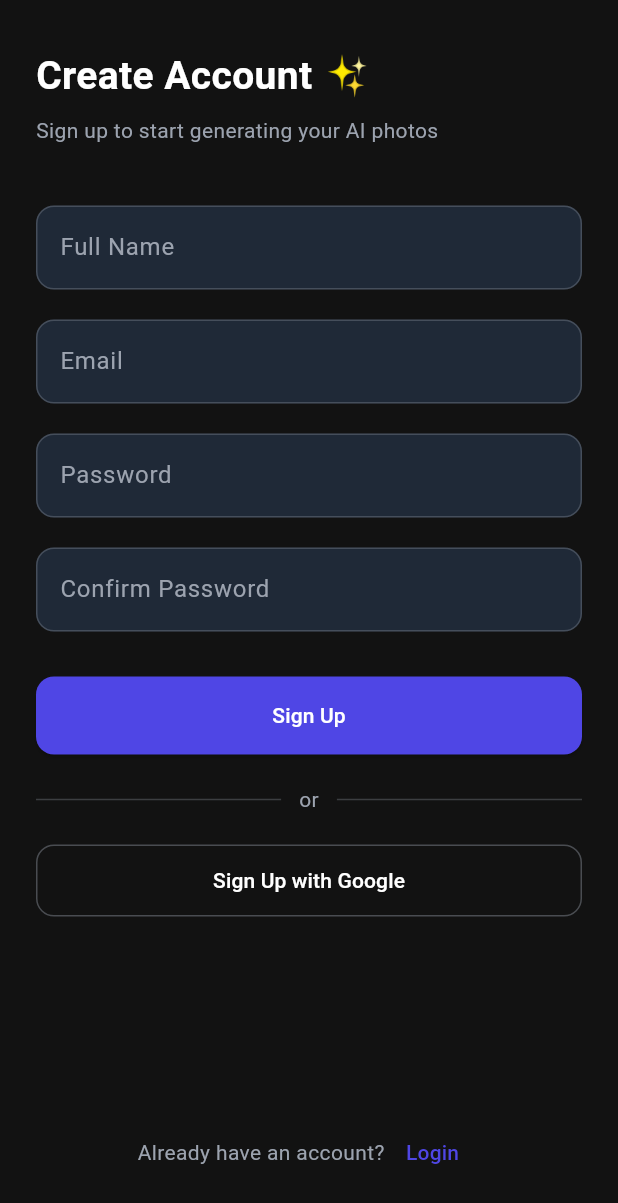
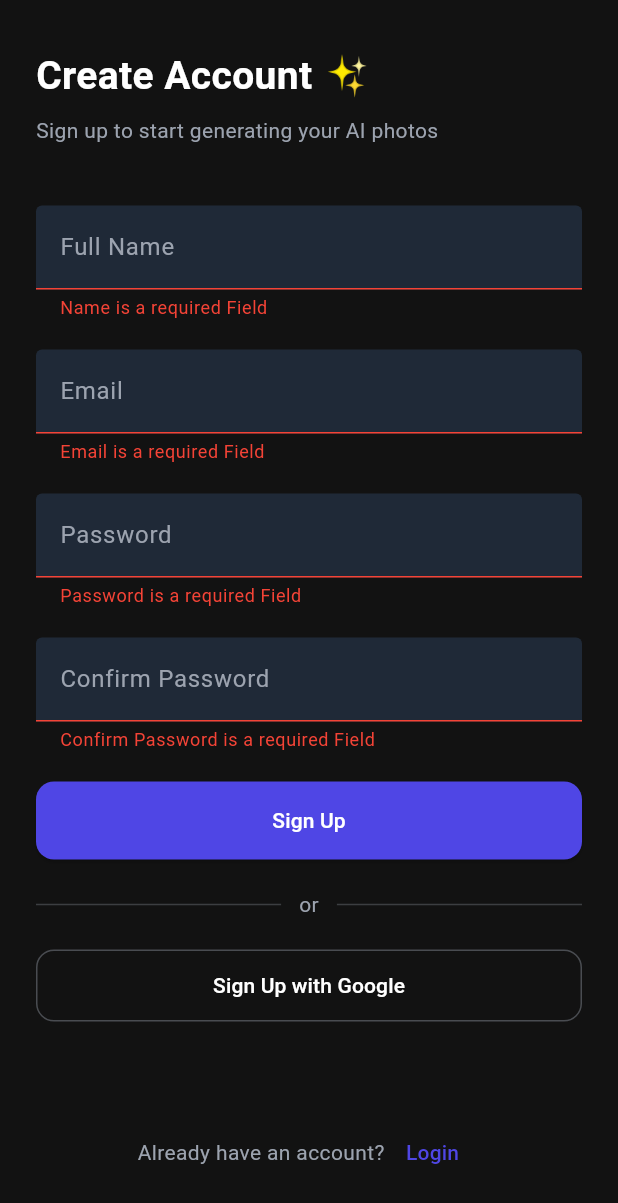
Before and after one commit to crindalwalt/smile.ai, a Flutter app: the RegisterScreen screen opened directly, after a tap on "Sign Up", on a phone screen of 412 x 824 dp. Shown: the top 1203 px of the screen. Run offline on Flutter 3.47's test engine with Material 3 defaults, Android fonts, the phone set to English and light mode, and no system bars; our stand-ins replace email_validator, firebase_core, google_fonts; accounts and stored records are empty.

Commit message:
register form handling done

```diff
--- a/lib/main.dart
+++ b/lib/main.dart
@@ -1,3 +1,4 @@
+import 'package:firebase_core/firebase_core.dart';
 import 'package:flutter/material.dart';
 import 'package:provider/provider.dart';
 import 'package:smile_ai/providers/authentication_provider.dart';
@@ -6,6 +7,8 @@ import 'package:smile_ai/views/pages/onboarding.dart';
 import 'package:smile_ai/views/theme/primary_theme.dart';
 
 void main() {
+  WidgetsFlutterBinding.ensureInitialized();
+  Firebase.initializeApp();
   runApp(SmileAi());
 }
 
--- a/lib/providers/authentication_provider.dart
+++ b/lib/providers/authentication_provider.dart
@@ -1,6 +1,12 @@
 import 'package:flutter/material.dart';
 
 class AuthenticationProvider extends ChangeNotifier {
+  //method for register
+  void registerAccount({required String name, required String email,required String password}){
+    print("registering request is in progress");
+
+
+  }
   // method for login
   void loginToAccount({required String email, required String password}) {
     print("data has been reached to the provider");
--- a/lib/views/pages/register.dart
+++ b/lib/views/pages/register.dart
@@ -1,8 +1,37 @@
+import 'package:email_validator/email_validator.dart';
 import 'package:flutter/material.dart';
 import 'package:smile_ai/views/pages/login.dart';
 
 class RegisterScreen extends StatelessWidget {
-  const RegisterScreen({super.key});
+  final _formKey = GlobalKey<FormState>();
+  RegisterScreen({super.key});
+  TextEditingController _nameController = TextEditingController();
+  TextEditingController _emailController = TextEditingController();
+  TextEditingController _passwordController = TextEditingController();
+  TextEditingController _confirmPasswordController = TextEditingController();
+  void onRegister({required BuildContext context}) {
+    print("signup button is pressed ...");
+    if (_formKey.currentState!.validate()) {
+      print("form request is validated ...");
+      final nameValue = _nameController.text;
+      final emailValue = _emailController.text;
+      final passwordValue = _passwordController.text;
+      final confirmPasswordValue = _confirmPasswordController.text;
+
+      print("Here is the data from the Signup form");
+      print("✅ Name : $nameValue");
+      print("✅ Email : $emailValue");
+      print("✅ Password : $passwordValue");
+      print("✅ Confirm Password : $confirmPasswordValue");
+
+      // showing snackbar
+      ScaffoldMessenger.of(
+        context,
+      ).showSnackBar(SnackBar(content: Text("Creating your account")));
+    } else {
+      print("form request is bounced ...");
+    }
+  }
 
   @override
   Widget build(BuildContext context) {
@@ -11,6 +40,8 @@ class RegisterScreen extends StatelessWidget {
     return Scaffold(
       backgroundColor: colors.background,
       body: SafeArea(
+        child: Form(
+          key: _formKey,
           child: Padding(
             padding: const EdgeInsets.symmetric(horizontal: 24, vertical: 32),
             child: Column(
@@ -28,16 +59,20 @@ class RegisterScreen extends StatelessWidget {
                 const SizedBox(height: 8),
                 Text(
                   "Sign up to start generating your AI photos",
-                style: TextStyle(
-                  fontSize: 14,
-                  color: colors.secondary,
-                ),
+                  style: TextStyle(fontSize: 14, color: colors.secondary),
                 ),
 
                 const SizedBox(height: 40),
 
                 // Name Field
                 TextFormField(
+                  controller: _nameController,
+                  validator: (value) {
+                    if (value == null || value.isEmpty) {
+                      return "Name is a required Field";
+                    }
+                    return null;
+                  },
                   style: TextStyle(color: colors.onSurface),
                   decoration: InputDecoration(
                     labelText: "Full Name",
@@ -46,7 +81,9 @@ class RegisterScreen extends StatelessWidget {
                     fillColor: colors.surface,
                     enabledBorder: OutlineInputBorder(
                       borderRadius: BorderRadius.circular(12),
-                    borderSide: BorderSide(color: colors.secondary.withOpacity(0.3)),
+                      borderSide: BorderSide(
+                        color: colors.secondary.withOpacity(0.3),
+                      ),
                     ),
                     focusedBorder: OutlineInputBorder(
                       borderRadius: BorderRadius.circular(12),
@@ -59,6 +96,17 @@ class RegisterScreen extends StatelessWidget {
 
                 // Email Field
                 TextFormField(
+                  controller: _emailController,
+                  validator: (value) {
+                    if (value == null || value.isEmpty) {
+                      return "Email is a required Field";
+                    }
+
+                    if (!EmailValidator.validate(value)) {
+                      return "Please Enter a valid Email";
+                    }
+                    return null;
+                  },
                   style: TextStyle(color: colors.onSurface),
                   decoration: InputDecoration(
                     labelText: "Email",
@@ -67,7 +115,9 @@ class RegisterScreen extends StatelessWidget {
                     fillColor: colors.surface,
                     enabledBorder: OutlineInputBorder(
                       borderRadius: BorderRadius.circular(12),
-                    borderSide: BorderSide(color: colors.secondary.withOpacity(0.3)),
+                      borderSide: BorderSide(
+                        color: colors.secondary.withOpacity(0.3),
+                      ),
                     ),
                     focusedBorder: OutlineInputBorder(
                       borderRadius: BorderRadius.circular(12),
@@ -81,6 +131,16 @@ class RegisterScreen extends StatelessWidget {
 
                 // Password Field
                 TextFormField(
+                  controller: _passwordController,
+                  validator: (value) {
+                    if (value == null || value.isEmpty) {
+                      return "Password is a required Field";
+                    }
+                    if (value.length < 8) {
+                      return "Password must be 8 characters long";
+                    }
+                    return null;
+                  },
                   style: TextStyle(color: colors.onSurface),
                   decoration: InputDecoration(
                     labelText: "Password",
@@ -89,7 +149,9 @@ class RegisterScreen extends StatelessWidget {
                     fillColor: colors.surface,
                     enabledBorder: OutlineInputBorder(
                       borderRadius: BorderRadius.circular(12),
-                    borderSide: BorderSide(color: colors.secondary.withOpacity(0.3)),
+                      borderSide: BorderSide(
+                        color: colors.secondary.withOpacity(0.3),
+                      ),
                     ),
                     focusedBorder: OutlineInputBorder(
                       borderRadius: BorderRadius.circular(12),
@@ -103,6 +165,22 @@ class RegisterScreen extends StatelessWidget {
 
                 // Confirm Password Field
                 TextFormField(
+                  controller: _confirmPasswordController,
+                  validator: (value) {
+                    // empty check
+                    if (value == null || value.isEmpty) {
+                      return "Confirm Password is a required Field";
+                    }
+                    // 8 character password
+                    if (value.length < 8) {
+                      return "Password must be 8 characters long";
+                    }
+
+                    if (value != _passwordController.text) {
+                      return "Password does not match";
+                    }
+                    return null;
+                  },
                   style: TextStyle(color: colors.onSurface),
                   decoration: InputDecoration(
                     labelText: "Confirm Password",
@@ -111,7 +189,9 @@ class RegisterScreen extends StatelessWidget {
                     fillColor: colors.surface,
                     enabledBorder: OutlineInputBorder(
                       borderRadius: BorderRadius.circular(12),
-                    borderSide: BorderSide(color: colors.secondary.withOpacity(0.3)),
+                      borderSide: BorderSide(
+                        color: colors.secondary.withOpacity(0.3),
+                      ),
                     ),
                     focusedBorder: OutlineInputBorder(
                       borderRadius: BorderRadius.circular(12),
@@ -121,13 +201,15 @@ class RegisterScreen extends StatelessWidget {
                   obscureText: true,
                 ),
 
-              const SizedBox(height: 30),
+                const SizedBox(height: 20),
 
                 // Register Button
                 SizedBox(
                   width: double.infinity,
                   child: ElevatedButton(
-                  onPressed: () {},
+                    onPressed: () {
+                      onRegister(context: context);
+                    },
                     style: ElevatedButton.styleFrom(
                       backgroundColor: colors.primary,
                       foregroundColor: colors.onPrimary,
@@ -145,7 +227,9 @@ class RegisterScreen extends StatelessWidget {
                 // Divider with OR
                 Row(
                   children: [
-                  Expanded(child: Divider(color: colors.secondary.withOpacity(0.3))),
+                    Expanded(
+                      child: Divider(color: colors.secondary.withOpacity(0.3)),
+                    ),
                     Padding(
                       padding: const EdgeInsets.symmetric(horizontal: 12),
                       child: Text(
@@ -153,10 +237,11 @@ class RegisterScreen extends StatelessWidget {
                         style: TextStyle(color: colors.secondary),
                       ),
                     ),
-                  Expanded(child: Divider(color: colors.secondary.withOpacity(0.3))),
+                    Expanded(
+                      child: Divider(color: colors.secondary.withOpacity(0.3)),
+                    ),
                   ],
                 ),
-
                 const SizedBox(height: 20),
 
                 // Social Sign Up
@@ -165,7 +250,9 @@ class RegisterScreen extends StatelessWidget {
                   child: OutlinedButton(
                     onPressed: () {},
                     style: OutlinedButton.styleFrom(
-                    side: BorderSide(color: colors.secondary.withOpacity(0.4)),
+                      side: BorderSide(
+                        color: colors.secondary.withOpacity(0.4),
+                      ),
                       foregroundColor: colors.onBackground,
                       shape: RoundedRectangleBorder(
                         borderRadius: BorderRadius.circular(12),
@@ -190,21 +277,23 @@ class RegisterScreen extends StatelessWidget {
                       onPressed: () {
                         // Navigate to login  screen
                         Navigator.of(context).pushReplacement(
-                      MaterialPageRoute(builder: (context) => LoginScreen()),
+                          MaterialPageRoute(
+                            builder: (context) => LoginScreen(),
+                          ),
                         );
-
                       },
                       child: Text(
                         "Login",
                         style: TextStyle(color: colors.primary),
                       ),
-                  )
+                    ),
                   ],
                 ),
               ],
             ),
           ),
         ),
+      ),
     );
   }
 }
--- a/pubspec.yaml
+++ b/pubspec.yaml
@@ -37,6 +37,9 @@ dependencies:
   google_fonts: ^6.3.0
   provider: ^6.1.5+1
   email_validator: ^3.0.0
+  firebase_core: ^4.1.0
+  firebase_auth: ^6.0.2
+  cloud_firestore: ^6.0.1
 
 dev_dependencies:
   flutter_test:
```
Also changed, not shown: pubspec.lock, 3 other files. Lines whose indentation alone changed are shown as unchanged.
